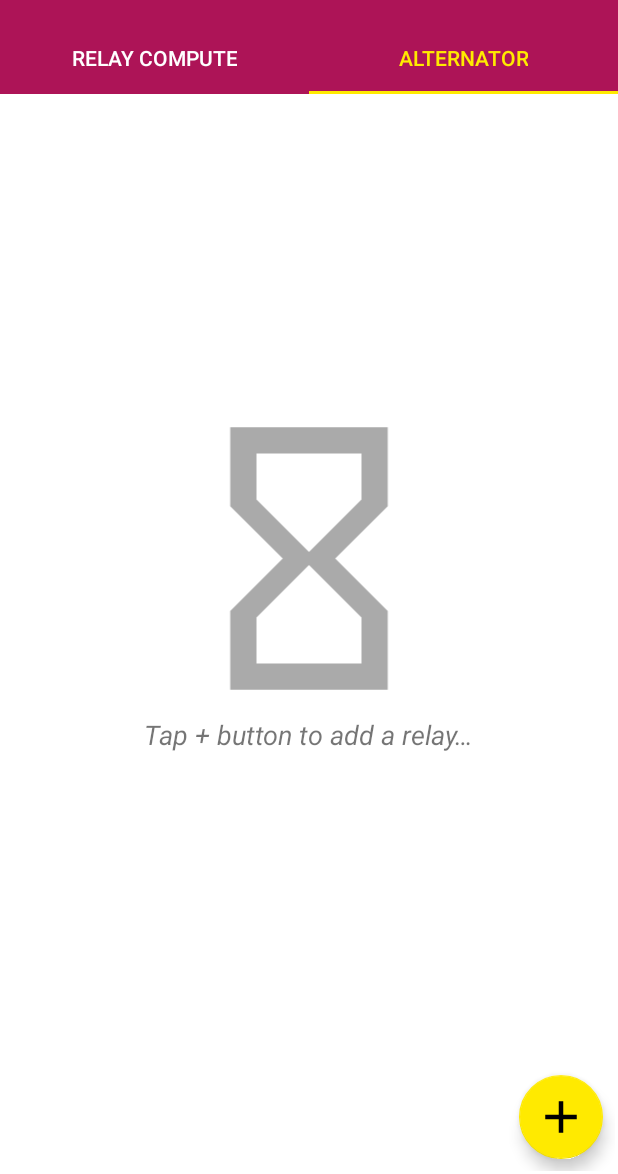
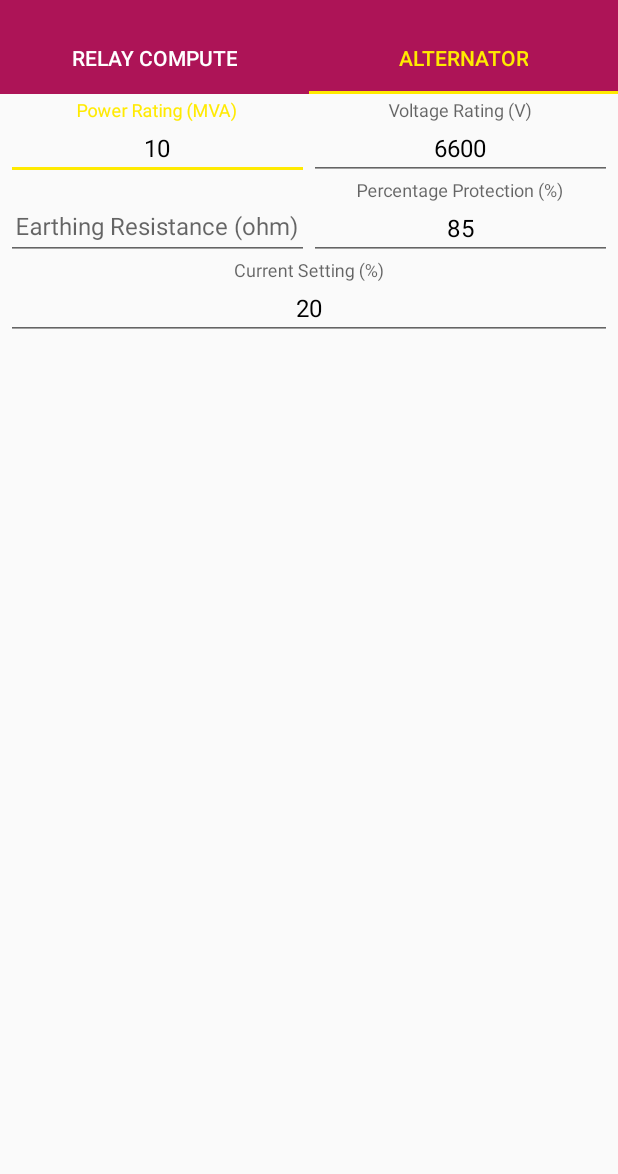
Before and after one commit to Harsh2098/Relay-Sync, an Android app: the screen it shows after launch (MainActivity), tab 2 chosen, on a phone screen of 412 x 824 dp, the part 62-1236 px from its top. Run offline under Robolectric (Android 15) with nearby library versions, the phone set to English and light mode, and no system bars.

Commit message:
Add alternator computation logic

```diff
--- a/app/src/main/java/com/hmproductions/relaysync/MainActivity.kt
+++ b/app/src/main/java/com/hmproductions/relaysync/MainActivity.kt
@@ -8,9 +8,9 @@ import androidx.core.content.ContextCompat
 import androidx.lifecycle.ViewModelProviders
 import com.hmproductions.relaysync.adapter.ContentAdapter
 import com.hmproductions.relaysync.data.RelayViewModel
+import com.hmproductions.relaysync.fragments.AlternatorFragment
 import com.hmproductions.relaysync.fragments.RelayFragment
 import kotlinx.android.synthetic.main.activity_main.*
-
 
 class MainActivity : AppCompatActivity() {
 
@@ -49,6 +49,7 @@ class MainActivity : AppCompatActivity() {
                 )
                 when (contentViewPager.currentItem) {
                     0 -> (page as RelayFragment).calculateRelayParameters()
+                    1 -> (page as AlternatorFragment).calculateAlternatorProtection()
                 }
             }
         }
--- a/app/src/main/java/com/hmproductions/relaysync/fragments/AlternatorFragment.kt
+++ b/app/src/main/java/com/hmproductions/relaysync/fragments/AlternatorFragment.kt
@@ -8,6 +8,11 @@ import androidx.fragment.app.Fragment
 import androidx.lifecycle.ViewModelProviders
 import com.hmproductions.relaysync.R
 import com.hmproductions.relaysync.data.RelayViewModel
+import com.hmproductions.relaysync.utils.computeEarthingResistance
+import com.hmproductions.relaysync.utils.computePercentageProtection
+import kotlinx.android.synthetic.main.alternator_fragment.*
+import org.jetbrains.anko.toast
+import java.text.DecimalFormat
 
 class AlternatorFragment : Fragment() {
 
@@ -20,10 +25,41 @@ class AlternatorFragment : Fragment() {
     }
 
     override fun onCreateView(inflater: LayoutInflater, container: ViewGroup?, savedInstanceState: Bundle?): View? {
-        return inflater.inflate(R.layout.relay_fragment, container, false)
+        return inflater.inflate(R.layout.alternator_fragment, container, false)
     }
 
-    override fun onViewCreated(view: View, savedInstanceState: Bundle?) {
+    fun calculateAlternatorProtection() {
+        if (powerRatingEditText.text.toString().isEmpty() || voltageEditText.text.toString().isEmpty() || currentSettingEditText.text.toString().isEmpty()) {
+            context?.toast("Parameters missing")
+            return
+        }
 
+        if (earthingResistanceEditText.text.toString().isEmpty() && percentageProtectionEditText.text.toString().isEmpty()) {
+            context?.toast("Parameters missing")
+            return
+        }
+
+        if (earthingResistanceEditText.text.toString().isEmpty()) {
+            val earthingResistance = computeEarthingResistance(
+                powerRatingEditText.text.toString().toDouble(),
+                voltageEditText.text.toString().toDouble(),
+                percentageProtectionEditText.text.toString().toInt(),
+                currentSettingEditText.text.toString().toDouble() / 100
+            )
+
+            earthingResistanceEditText.setText(DecimalFormat("#.###").format(earthingResistance))
+            context?.toast("Earthing resistance calculated")
+
+        } else if (percentageProtectionEditText.text.toString().isEmpty()) {
+            val percentageProtection = computePercentageProtection(
+                powerRatingEditText.text.toString().toDouble(),
+                voltageEditText.text.toString().toDouble(),
+                earthingResistanceEditText.text.toString().toDouble(),
+                currentSettingEditText.text.toString().toDouble() / 100
+            )
+
+            percentageProtectionEditText.setText(DecimalFormat("#.###").format(percentageProtection))
+            context?.toast("Percentage protection calculated")
+        }
     }
 }
--- a/app/src/main/java/com/hmproductions/relaysync/utils/CoreSolver.kt
+++ b/app/src/main/java/com/hmproductions/relaysync/utils/CoreSolver.kt
@@ -38,6 +38,27 @@ fun computeRelayParameters(
     return relays
 }
 
+fun computeEarthingResistance(
+    powerRating: Double,
+    voltage: Double,
+    percentProtection: Int,
+    currentSetting: Double
+): Double {
+    val voltagePerPhase = voltage / Math.pow(3.0, 0.5) * (1 - percentProtection.toDouble() / 100.0)
+    val current = powerRating * Math.pow(10.0, 6.0) * currentSetting / (Math.pow(3.0, 0.5) * voltage)
+    return voltagePerPhase / current
+}
+
+fun computePercentageProtection(
+    powerRating: Double,
+    voltage: Double,
+    earthingResistance: Double,
+    currentSetting: Double
+): Int {
+    val current = powerRating * Math.pow(10.0, 6.0) * currentSetting / (Math.pow(3.0, 0.5) * voltage)
+    return 100 - (current * earthingResistance * 100.0 * Math.pow(3.0, 0.5) / voltage).toInt()
+}
+
 fun getNearestCTRatio(current: Double): Int {
     val currentTransformerRatios = listOf(100, 200, 400)
     for (i in 0 until currentTransformerRatios.size) {
--- /dev/null
+++ b/app/src/main/res/layout/alternator_fragment.xml
@@ -0,0 +1,109 @@
+<?xml version="1.0" encoding="utf-8"?>
+<androidx.constraintlayout.widget.ConstraintLayout xmlns:android="http://schemas.android.com/apk/res/android"
+    xmlns:app="http://schemas.android.com/apk/res-auto"
+    android:layout_width="match_parent"
+    android:layout_height="match_parent"
+    android:layout_marginTop="16dp"
+    android:padding="4dp">
+
+    <com.google.android.material.textfield.TextInputLayout
+        android:id="@+id/powerRatingTIL"
+        android:layout_width="0dp"
+        android:layout_height="wrap_content"
+        app:layout_constraintEnd_toStartOf="@+id/voltageTIL"
+        app:layout_constraintHorizontal_bias="0.5"
+        app:layout_constraintStart_toStartOf="parent"
+        app:layout_constraintTop_toTopOf="parent">
+
+        <EditText
+            android:id="@+id/powerRatingEditText"
+            android:layout_width="match_parent"
+            android:layout_height="match_parent"
+            android:gravity="center"
+            android:hint="@string/power_rating_mva"
+            android:text="10"
+            android:textColor="@color/neutral"
+            android:textSize="16sp" />
+
+    </com.google.android.material.textfield.TextInputLayout>
+
+    <com.google.android.material.textfield.TextInputLayout
+        android:id="@+id/voltageTIL"
+        android:layout_width="0dp"
+        android:layout_height="wrap_content"
+        app:layout_constraintEnd_toEndOf="parent"
+        app:layout_constraintHorizontal_bias="0.5"
+        app:layout_constraintStart_toEndOf="@+id/powerRatingTIL"
+        app:layout_constraintTop_toTopOf="parent">
+
+        <EditText
+            android:id="@+id/voltageEditText"
+            android:layout_width="match_parent"
+            android:layout_height="match_parent"
+            android:gravity="center"
+            android:hint="@string/voltage_rating_v"
+            android:text="6600"
+            android:textColor="@color/neutral"
+            android:textSize="16sp" />
+
+    </com.google.android.material.textfield.TextInputLayout>
+
+    <com.google.android.material.textfield.TextInputLayout
+        android:id="@+id/earthingResistanceTIL"
+        android:layout_width="0dp"
+        android:layout_height="wrap_content"
+        app:layout_constraintEnd_toStartOf="@id/percentageProtectionTIL"
+        app:layout_constraintStart_toStartOf="parent"
+        app:layout_constraintTop_toBottomOf="@id/powerRatingTIL">
+
+        <EditText
+            android:id="@+id/earthingResistanceEditText"
+            android:layout_width="match_parent"
+            android:layout_height="match_parent"
+            android:gravity="center"
+            android:hint="@string/earthing_resistance_ohm"
+            android:textColor="@color/neutral"
+            android:textSize="16sp" />
+
+    </com.google.android.material.textfield.TextInputLayout>
+
+    <com.google.android.material.textfield.TextInputLayout
+        android:id="@+id/percentageProtectionTIL"
+        android:layout_width="0dp"
+        android:layout_height="wrap_content"
+        app:layout_constraintEnd_toEndOf="parent"
+        app:layout_constraintStart_toEndOf="@id/earthingResistanceTIL"
+        app:layout_constraintTop_toBottomOf="@id/voltageTIL">
+
+        <EditText
+            android:id="@+id/percentageProtectionEditText"
+            android:layout_width="match_parent"
+            android:layout_height="match_parent"
+            android:gravity="center"
+            android:hint="@string/percentage_protection"
+            android:text="85"
+            android:textColor="@color/neutral"
+            android:textSize="16sp" />
+
+    </com.google.android.material.textfield.TextInputLayout>
+
+    <com.google.android.material.textfield.TextInputLayout
+        android:layout_width="match_parent"
+        android:layout_height="wrap_content"
+        app:layout_constraintEnd_toEndOf="parent"
+        app:layout_constraintStart_toStartOf="parent"
+        app:layout_constraintTop_toBottomOf="@id/percentageProtectionTIL">
+
+        <EditText
+            android:id="@+id/currentSettingEditText"
+            android:layout_width="match_parent"
+            android:layout_height="match_parent"
+            android:gravity="center"
+            android:hint="@string/current_setting"
+            android:text="20"
+            android:textColor="@color/neutral"
+            android:textSize="16sp" />
+
+    </com.google.android.material.textfield.TextInputLayout>
+
+</androidx.constraintlayout.widget.ConstraintLayout>
--- a/app/src/main/res/values/strings.xml
+++ b/app/src/main/res/values/strings.xml
@@ -13,4 +13,9 @@
     <string name="tms">TMS</string>
     <string name="psm">PSM</string>
     <string name="top">Top</string>
+    <string name="voltage_rating_v">Voltage Rating (V)</string>
+    <string name="power_rating_mva">Power Rating (MVA)</string>
+    <string name="earthing_resistance_ohm">Earthing Resistance (ohm)</string>
+    <string name="percentage_protection">Percentage Protection (%)</string>
+    <string name="current_setting">Current Setting (%)</string>
 </resources>
```
